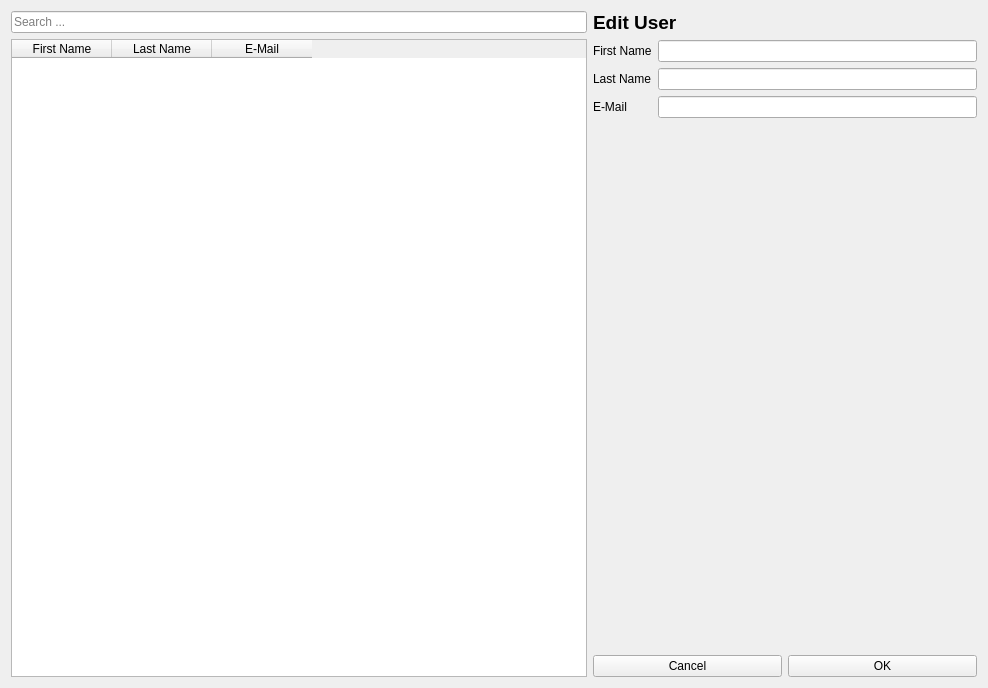
The window that ui/personView.ui (olk90/pyIM) describes before a commit, drawn with Qt 5.
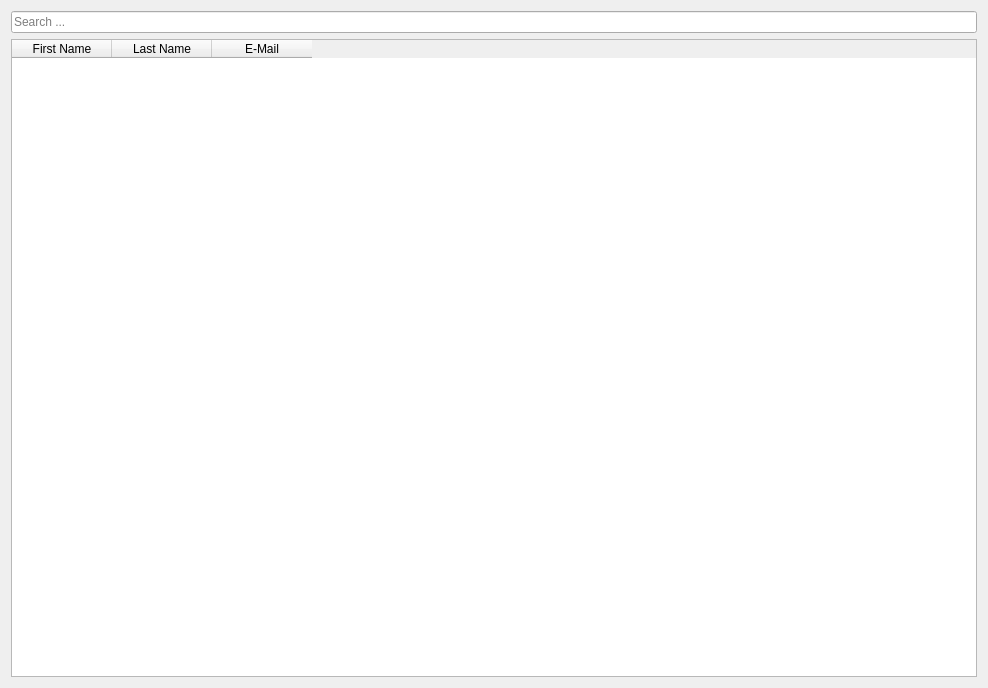
The same window after the commit.

Commit message: separated table and editor ui files

Patch:
```diff
--- a/ui/personView.ui
+++ b/ui/personView.ui
@@ -19,7 +19,7 @@
   <property name="windowTitle">
    <string>Form</string>
   </property>
-  <layout class="QHBoxLayout" name="horizontalLayout" stretch="3,2">
+  <layout class="QHBoxLayout" name="horizontalLayout" stretch="3">
    <item>
     <layout class="QVBoxLayout" name="userTableLayout" stretch="3,0">
      <item>
@@ -50,85 +50,6 @@
      </item>
     </layout>
    </item>
-   <item>
-    <layout class="QVBoxLayout" name="userEditorLayout" stretch="0,1,0">
-     <property name="sizeConstraint">
-      <enum>QLayout::SetDefaultConstraint</enum>
-     </property>
-     <item>
-      <widget class="QLabel" name="userEditorTitle">
-       <property name="font">
-        <font>
-         <pointsize>14</pointsize>
-         <weight>75</weight>
-         <bold>true</bold>
-        </font>
-       </property>
-       <property name="text">
-        <string>Edit User</string>
-       </property>
-      </widget>
-     </item>
-     <item>
-      <layout class="QFormLayout" name="userFormLayout">
-       <item row="0" column="0">
-        <widget class="QLabel" name="firstNameLabel">
-         <property name="text">
-          <string>First Name</string>
-         </property>
-        </widget>
-       </item>
-       <item row="0" column="1">
-        <widget class="QLineEdit" name="firstNameEdit"/>
-       </item>
-       <item row="1" column="0">
-        <widget class="QLabel" name="lastNameLabel">
-         <property name="text">
-          <string>Last Name</string>
-         </property>
-        </widget>
-       </item>
-       <item row="1" column="1">
-        <widget class="QLineEdit" name="lastNameEdit"/>
-       </item>
-       <item row="2" column="0">
-        <widget class="QLabel" name="emailLabel">
-         <property name="text">
-          <string>E-Mail</string>
-         </property>
-        </widget>
-       </item>
-       <item row="2" column="1">
-        <widget class="QLineEdit" name="emailEdit"/>
-       </item>
-      </layout>
-     </item>
-     <item>
-      <layout class="QHBoxLayout" name="editUserButtonLayout" stretch="0,0">
-       <property name="spacing">
-        <number>6</number>
-       </property>
-       <property name="topMargin">
-        <number>0</number>
-       </property>
-       <item>
-        <widget class="QPushButton" name="cancelUserEditButton">
-         <property name="text">
-          <string>Cancel</string>
-         </property>
-        </widget>
-       </item>
-       <item>
-        <widget class="QPushButton" name="confirmUserEditButton">
-         <property name="text">
-          <string>OK</string>
-         </property>
-        </widget>
-       </item>
-      </layout>
-     </item>
-    </layout>
-   </item>
   </layout>
  </widget>
  <resources/>
```
Left out of the diff: 6 changed lines with no effect on the pictures. The commit also changes 5 other files.
